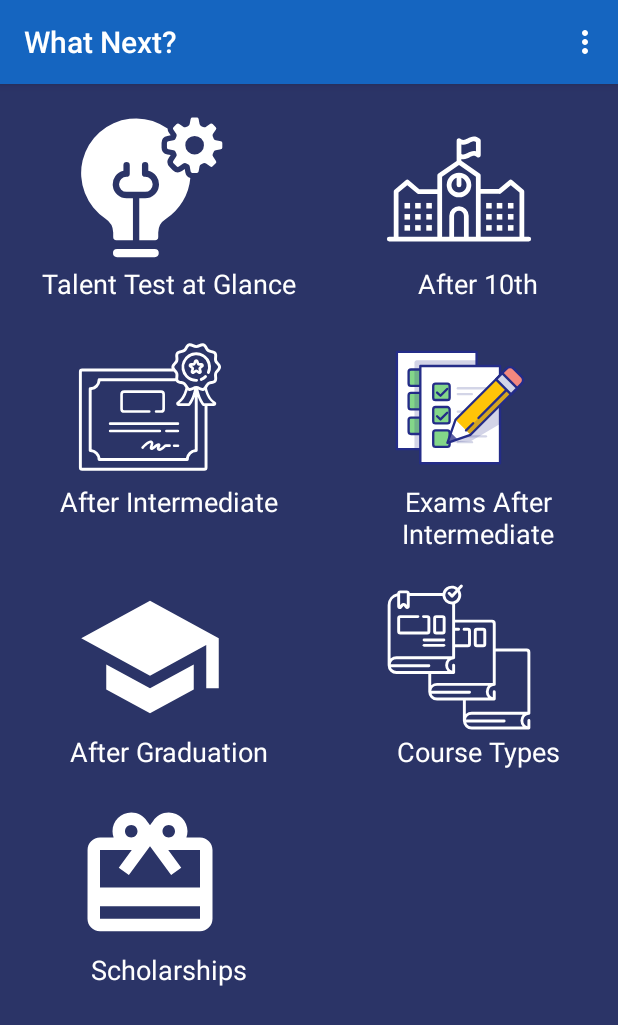
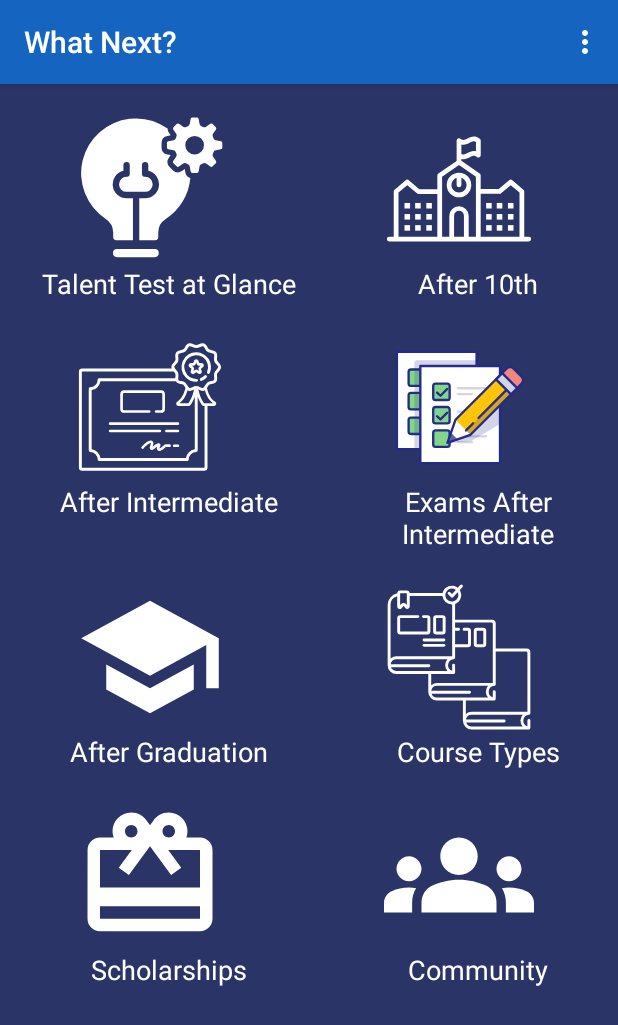
Before and after one commit to prasher1421/UnityEd, an Android app: the screen it shows after launch (MainActivity), on a phone screen of 412 x 824 dp. Shown: the top 1025 px of the screen. Run offline under Robolectric (Android 15) with nearby library versions, the phone set to English and light mode, and no system bars.

Commit message:
Community Support Added

```diff
--- a/app/build.gradle
+++ b/app/build.gradle
@@ -3,7 +3,7 @@ apply plugin: 'kotlin-android'
 apply plugin: 'kotlin-android-extensions'
 
 android {
-    compileSdkVersion 29
+    compileSdkVersion 33
     buildToolsVersion "29.0.3"
     compileOptions {
         sourceCompatibility JavaVersion.VERSION_1_8
@@ -14,7 +14,7 @@ android {
     defaultConfig {
         applicationId "com.example.educationapp"
         minSdkVersion 16
-        targetSdkVersion 29
+        targetSdkVersion 33
         versionCode 1
         versionName "1.0"
 
--- a/app/src/main/AndroidManifest.xml
+++ b/app/src/main/AndroidManifest.xml
@@ -41,12 +41,14 @@
             android:parentActivityName=".activity.MainActivity" />
         <activity
             android:name=".activity.after_10th_activity"
+            android:exported="true"
             android:parentActivityName=".activity.MainActivity" />
         <activity
             android:name=".activity.MainActivity"
             android:exported="true" />
         <activity
             android:name=".activity.splash_screen_activity"
+            android:exported="true"
             android:theme="@style/Theme.AppCompat.Light.NoActionBar">
             <intent-filter>
                 <action android:name="android.intent.action.MAIN" />
--- a/app/src/main/java/com/example/educationapp/activity/MainActivity.kt
+++ b/app/src/main/java/com/example/educationapp/activity/MainActivity.kt
@@ -2,6 +2,7 @@ package com.example.educationapp.activity
 
 import android.content.Context
 import android.content.Intent
+import android.net.Uri
 import android.os.Bundle
 //import android.util.Log
 import android.widget.AdapterView.OnItemClickListener
@@ -69,7 +70,7 @@ class MainActivity : AppCompatActivity() {
 //        gv_first_page.setOnItemClickListener { parent, view, position, id ->  }
 
 //        Toast.makeText(this, "Welcome!!", Toast.LENGTH_SHORT).show()
-        gv_first_page!!.setOnItemClickListener(OnItemClickListener { parent, view, position, id ->
+        gv_first_page!!.onItemClickListener = OnItemClickListener { parent, view, position, id ->
             when (position) {
                 0 -> {
                     val intent =Intent(this, talent_test_activity::class.java)
@@ -101,8 +102,16 @@ class MainActivity : AppCompatActivity() {
                     val intent =Intent(this, ScholarshipActivity::class.java)
                     startActivity(intent)
                 }
+                7 -> {
+                    gotoURL(getString(R.string.discordLink))
+                }
             }
-        })
+        }
+    }
+
+    private fun gotoURL(s: String) {
+        val uri = Uri.parse(s)
+        startActivity(Intent(Intent.ACTION_VIEW,uri))
     }
 
     override fun onCreateOptionsMenu(menu: Menu?): Boolean {
@@ -114,7 +123,7 @@ class MainActivity : AppCompatActivity() {
     override fun onOptionsItemSelected(item: MenuItem): Boolean {
 
 
-        when(item.getItemId()) {
+        when(item.itemId) {
             R.id.menu_icon -> {
                 val intent = Intent(this, gallery_activity::class.java)
                 startActivity(intent)
@@ -126,42 +135,65 @@ class MainActivity : AppCompatActivity() {
     }
 
 
-     fun addLangData() {
-        val talent_test = FirstPage()
-        talent_test.title = "Talent Test at Glance"
-        talent_test.img_icon= R.drawable.ic_talent_test
-        title_icon.add(talent_test)
+     private fun addLangData() {
+        val talentTest = FirstPage()
+        talentTest.title = "Talent Test at Glance"
+        talentTest.img_icon= R.drawable.ic_talent_test
+        title_icon.add(talentTest)
 
-        val after_tenth = FirstPage()
-        after_tenth.title = "After 10th"
-        after_tenth.img_icon= R.drawable.ic_after10th
-        title_icon.add(after_tenth)
+        val afterTenth = FirstPage()
+        afterTenth.title = "After 10th"
+        afterTenth.img_icon= R.drawable.ic_after10th
+        title_icon.add(afterTenth)
 
-        val after_intermediate = FirstPage()
-        after_intermediate.title = "After Intermediate"
-        after_intermediate.img_icon= R.drawable.ic_afterintermediate
-        title_icon.add(after_intermediate)
+        val afterIntermediate = FirstPage()
+        afterIntermediate.title = "After Intermediate"
+        afterIntermediate.img_icon= R.drawable.ic_afterintermediate
+        title_icon.add(afterIntermediate)
 
-        val exam_after_intermediate = FirstPage()
-        exam_after_intermediate.title = "Exams After Intermediate"
-        exam_after_intermediate.img_icon= R.drawable.ic_exam
-        title_icon.add(exam_after_intermediate)
+        val examAfterIntermediate = FirstPage()
+        examAfterIntermediate.title = "Exams After Intermediate"
+        examAfterIntermediate.img_icon= R.drawable.ic_exam
+        title_icon.add(examAfterIntermediate)
 
-        val after_graduation = FirstPage()
-        after_graduation.title = "After Graduation"
-        after_graduation.img_icon= R.drawable.ic_school_black_24dp
-        title_icon.add(after_graduation)
+        val afterGraduation = FirstPage()
+        afterGraduation.title = "After Graduation"
+        afterGraduation.img_icon= R.drawable.ic_school_black_24dp
+        title_icon.add(afterGraduation)
 
-        val course_types = FirstPage()
-        course_types.title = "Course Types"
-        course_types.img_icon= R.drawable.ic_coursetypes
-        title_icon.add(course_types)
+        val courseTypes = FirstPage()
+        courseTypes.title = "Course Types"
+        courseTypes.img_icon= R.drawable.ic_coursetypes
+        title_icon.add(courseTypes)
 
          val scholarships = FirstPage()
         scholarships.title = "Scholarships"
         scholarships.img_icon= R.drawable.baseline_scholarship_24
         title_icon.add(scholarships)
+
+         val communitySupport = FirstPage()
+         communitySupport.title = "Community"
+         communitySupport.img_icon = R.drawable.baseline_community_24
+         title_icon.add(communitySupport)
     }
+
+
+    fun getJSONFromAssets(context: Context, filetitle: String): String? {
+        val json: String?
+        try {
+            val myUsersJSONFile = context.assets.open(filetitle)
+            val size = myUsersJSONFile.available()
+            val buffer = ByteArray(size)
+            myUsersJSONFile.read(buffer)
+            myUsersJSONFile.close()
+            json = String(buffer)
+        } catch (ex: IOException) {
+            ex.printStackTrace()
+            return null
+        }
+        return json
+    }
+}
 
 
 //    override fun onClick(v: View) {
@@ -295,21 +327,3 @@ class MainActivity : AppCompatActivity() {
 //    }
 //
 //    }
-
-
-     public fun getJSONFromAssets(context: Context, filetitle: String): String? {
-        var json: String? = null
-        try {
-            val myUsersJSONFile = context.assets.open(filetitle)
-            val size = myUsersJSONFile.available()
-            val buffer = ByteArray(size)
-            myUsersJSONFile.read(buffer)
-            myUsersJSONFile.close()
-            json = String(buffer)
-        } catch (ex: IOException) {
-            ex.printStackTrace()
-            return null
-        }
-        return json
-    }
-}
--- /dev/null
+++ b/app/src/main/res/drawable/baseline_community_24.xml
@@ -0,0 +1,5 @@
+<vector android:height="24dp" android:tint="#FFFFFF"
+    android:viewportHeight="24" android:viewportWidth="24"
+    android:width="24dp" xmlns:android="http://schemas.android.com/apk/res/android">
+    <path android:fillColor="#FFFFFF" android:pathData="M12,12.75c1.63,0 3.07,0.39 4.24,0.9c1.08,0.48 1.76,1.56 1.76,2.73L18,18H6l0,-1.61c0,-1.18 0.68,-2.26 1.76,-2.73C8.93,13.14 10.37,12.75 12,12.75zM4,13c1.1,0 2,-0.9 2,-2c0,-1.1 -0.9,-2 -2,-2s-2,0.9 -2,2C2,12.1 2.9,13 4,13zM5.13,14.1C4.76,14.04 4.39,14 4,14c-0.99,0 -1.93,0.21 -2.78,0.58C0.48,14.9 0,15.62 0,16.43V18l4.5,0v-1.61C4.5,15.56 4.73,14.78 5.13,14.1zM20,13c1.1,0 2,-0.9 2,-2c0,-1.1 -0.9,-2 -2,-2s-2,0.9 -2,2C18,12.1 18.9,13 20,13zM24,16.43c0,-0.81 -0.48,-1.53 -1.22,-1.85C21.93,14.21 20.99,14 20,14c-0.39,0 -0.76,0.04 -1.13,0.1c0.4,0.68 0.63,1.46 0.63,2.29V18l4.5,0V16.43zM12,6c1.66,0 3,1.34 3,3c0,1.66 -1.34,3 -3,3s-3,-1.34 -3,-3C9,7.34 10.34,6 12,6z"/>
+</vector>
--- a/app/src/main/res/values/strings.xml
+++ b/app/src/main/res/values/strings.xml
@@ -1,5 +1,5 @@
 <resources>
-    <string name="app_name">EducationApp</string>
+    <string name="app_name">UnityEd</string>
     <string name="Title" />
     <string name="sub_courses">Sub Courses</string>
     <string name="course_name">Course Name</string>
@@ -15,4 +15,5 @@
     <string name="test_name">Test Name</string>
     <string name="kotlin">Kotlin</string>
     <string name="college_image">College Image</string>
+    <string name="discordLink">https://discord.gg/vd58SE2J8C</string>
 </resources>
--- a/build.gradle
+++ b/build.gradle
@@ -8,7 +8,7 @@ buildscript {
 
     }
     dependencies {
-        classpath 'com.android.tools.build:gradle:3.6.3'
+        classpath 'com.android.tools.build:gradle:4.2.2'
         classpath "org.jetbrains.kotlin:kotlin-gradle-plugin:1.5.21"
 
         // NOTE: Do not place your application dependencies here; they belong
```
Also changed, not shown: app/src/main/res/layout/activity_scholarship.xml (+0 -47 lines), gradle/wrapper/gradle-wrapper.properties.
